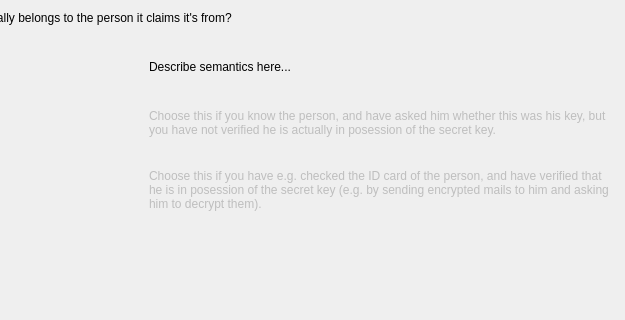
The window that dialogs/selectchecklevelwidget.ui (sensama/kleopatra) describes before a commit, drawn with Qt 5; both pictures show x 334 to 959 and y 0 to 320 of the 959 by 606 pixel window.
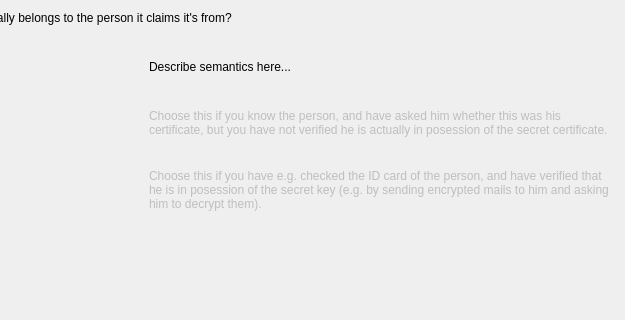
The same window after the commit.

Commit message: key->certificate, as in r1007931.

The edit to the form file:
```diff
--- a/dialogs/selectchecklevelwidget.ui
+++ b/dialogs/selectchecklevelwidget.ui
@@ -85,7 +85,7 @@
       <bool>false</bool>
      </property>
      <property name="text" >
-      <string>Choose this if you know the person, and have asked him whether this was his key, but you have not verified he is actually in posession of the secret key.</string>
+      <string>Choose this if you know the person, and have asked him whether this was his certificate, but you have not verified he is actually in posession of the secret certificate.</string>
      </property>
      <property name="wordWrap" >
       <bool>true</bool>
```
The commit also changes 8 other files.
